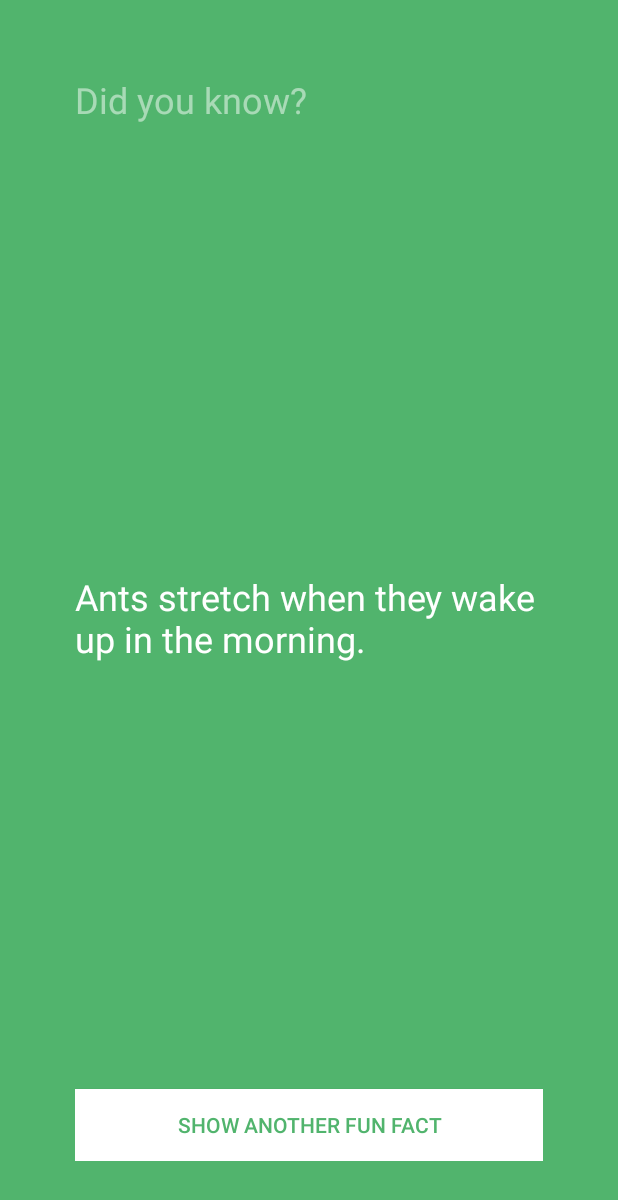
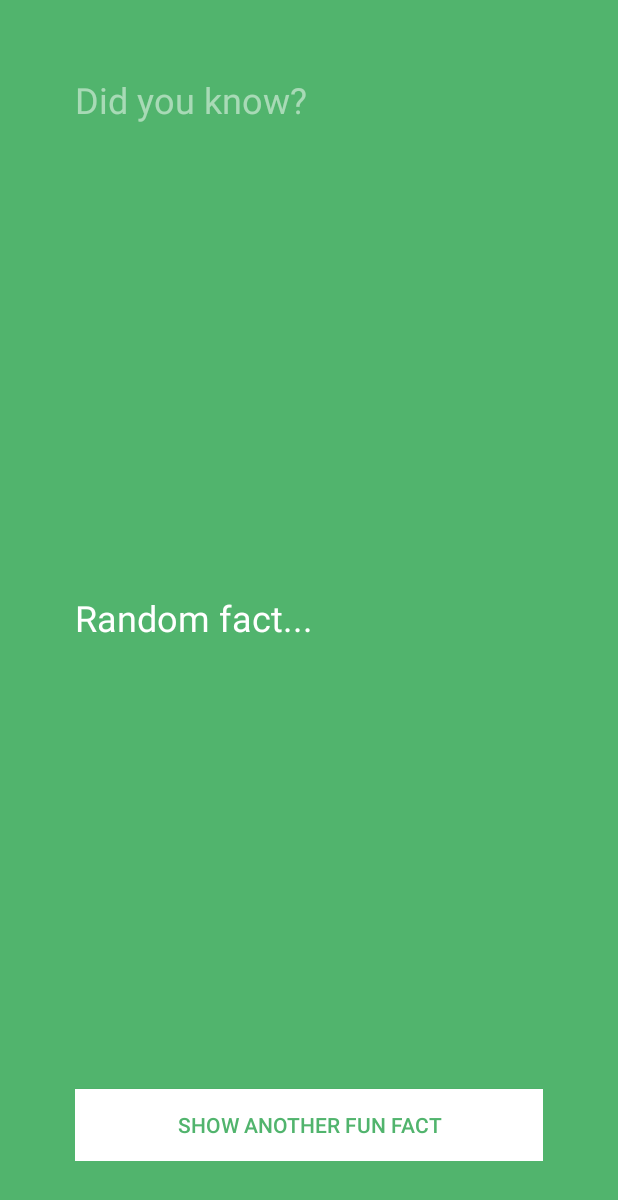
Before and after one commit to sfouche55/fun-facts, an Android app: the layout activity_main.xml on its own in the app's theme, with its tools: preview values and no code run, on a phone screen of 412 x 824 dp. Shown: the top 1200 px of the screen. Run offline under Robolectric (Android 15) with nearby library versions, the phone set to English and light mode, and no system bars.

Commit message:
Display random fact on startup.

```diff
--- a/app/src/main/res/layout/activity_main.xml
+++ b/app/src/main/res/layout/activity_main.xml
@@ -24,7 +24,7 @@
         android:layout_alignParentStart="true"
         android:layout_alignParentLeft="true"
         android:layout_centerVertical="true"
-        android:text="Ants stretch when they wake up in the morning."
+        android:text="Random fact..."
         android:textColor="@android:color/white"
         android:textSize="24sp" />
 
```
Also changed, not shown: app/src/main/java/com/grasp/funfacts/MainActivity.kt (+15 -8 lines).
